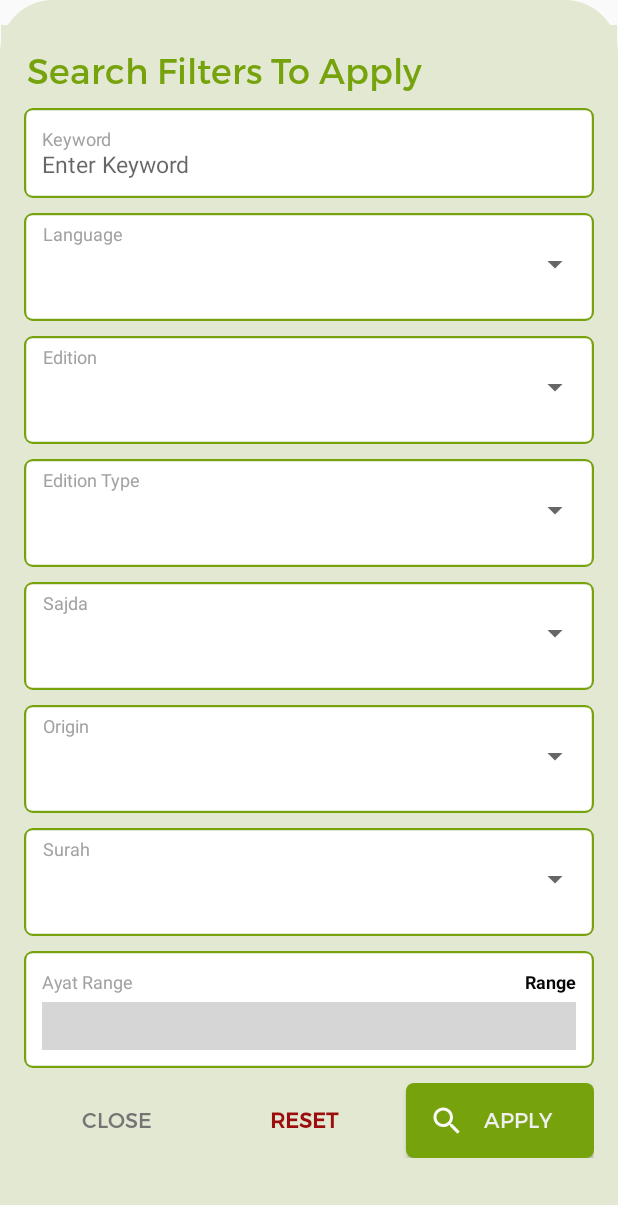
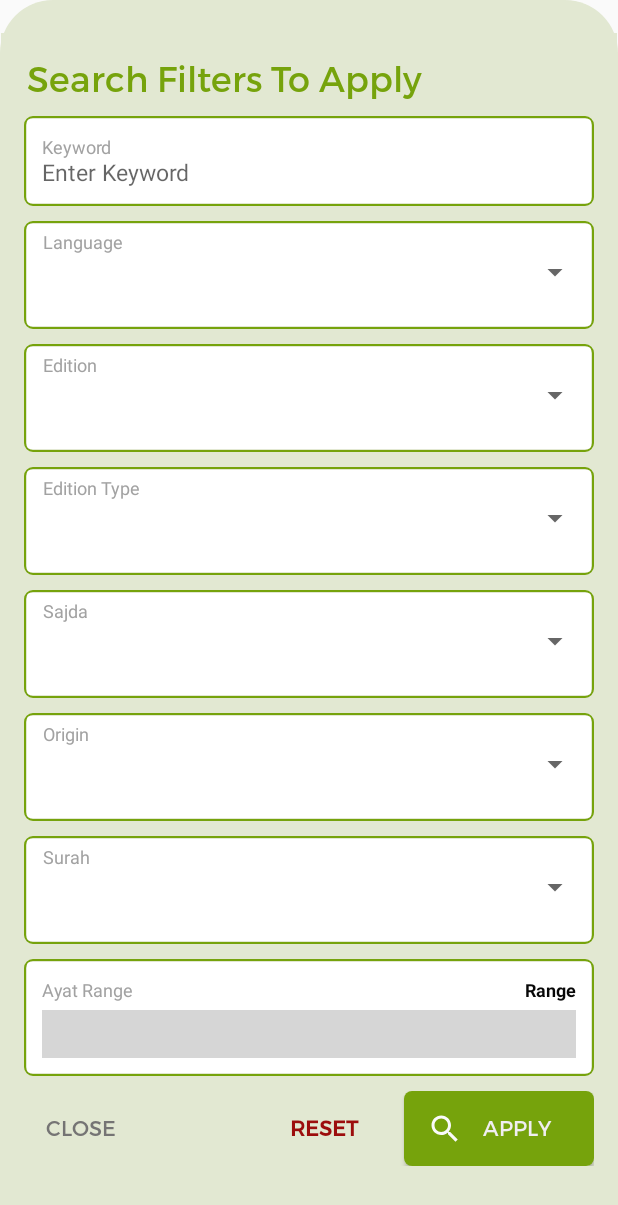
Before and after one commit to mrhammadasif/quran-research-android-v2, an Android app: the layout content_filers.xml on its own in the app's theme, with its tools: preview values and no code run, on a phone screen of 412 x 824 dp. Shown: the top 1205 px of the screen. Run offline under Robolectric (Android 15) with nearby library versions, the phone set to English and light mode, and no system bars; plain views replace RangeSeekBar, TagView; grey boxes are pictures that could not be loaded.

Commit message:
close Button Padding Added

```diff
--- a/app/src/main/java/com/nitroxis/app/quranresearch/Fragment/SearchResultFragment.kt
+++ b/app/src/main/java/com/nitroxis/app/quranresearch/Fragment/SearchResultFragment.kt
@@ -23,6 +23,7 @@ import com.nitroxis.app.quranresearch.Utils.isNetworkReachable
 import it.sephiroth.android.library.rangeseekbar.RangeSeekBar
 import kotlinx.android.synthetic.main.content_filers.*
 import kotlinx.android.synthetic.main.content_filers.lang_spinner
+import kotlinx.android.synthetic.main.fragment_search.*
 import kotlinx.android.synthetic.main.fragment_search_result.view.*
 import kotlinx.android.synthetic.main.fragment_search_result.view.recycle_search
 import org.jetbrains.anko.alert
@@ -76,7 +77,10 @@ class SearchResultFragment : Fragment() {
         val sheetView: View = activity!!.layoutInflater.inflate(R.layout.content_filers, null)
 
         mBottomSheetDialog.setContentView(sheetView)
+        //
         mBottomSheetDialog.setCancelable(false)
+        mBottomSheetDialog.setCanceledOnTouchOutside(false)
+        //mBottomSheetDialog.nestedScrollView.isSmoothScrollingEnabled=false
         view.filtermore.onClick {
 
 
--- a/app/src/main/res/layout/content_filers.xml
+++ b/app/src/main/res/layout/content_filers.xml
@@ -467,7 +467,7 @@
                 <LinearLayout
                     android:layout_width="match_parent"
                     android:layout_height="wrap_content"
-                    android:layout_marginBottom="20dp"
+                    android:layout_marginBottom="10dp"
                     android:orientation="horizontal"
                     android:weightSum="3">
 
@@ -475,12 +475,11 @@
                         android:id="@+id/closebtn"
                         android:layout_width="0dp"
                         android:layout_height="50dp"
-                        android:layout_alignParentLeft="true"
                         android:layout_weight="1"
                         android:background="@null"
                         android:fontFamily="@font/montserrat_regular"
-                        android:padding="10dp"
                         android:text="Close"
+                        android:paddingRight="50dp"
                         android:textColor="@color/grey"
                         android:textStyle="normal" />
 
@@ -493,7 +492,7 @@
                         android:layout_weight="1"
                         android:background="@null"
                         android:fontFamily="@font/montserrat_regular"
-                        android:padding="10dp"
+                        android:paddingLeft="20dp"
                         android:text="Reset"
                         android:textColor="@color/red"
                         android:textStyle="bold" />
@@ -502,7 +501,6 @@
                         android:id="@+id/applyfilter"
                         android:layout_width="0dp"
                         android:layout_height="50dp"
-                        android:layout_marginLeft="5dp"
                         android:layout_weight="1"
                         android:background="@drawable/button"
                         android:drawableLeft="@drawable/ic_search_black_24dp"
```
